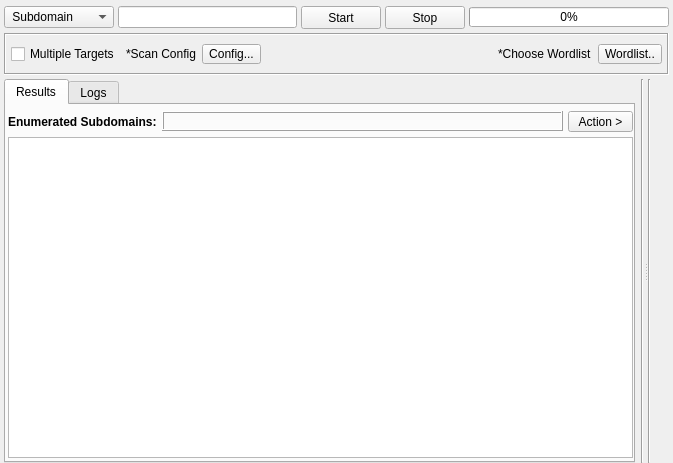
3nock/OTE, file gui/src/engines/brute/Brute.ui: the form before one commit.
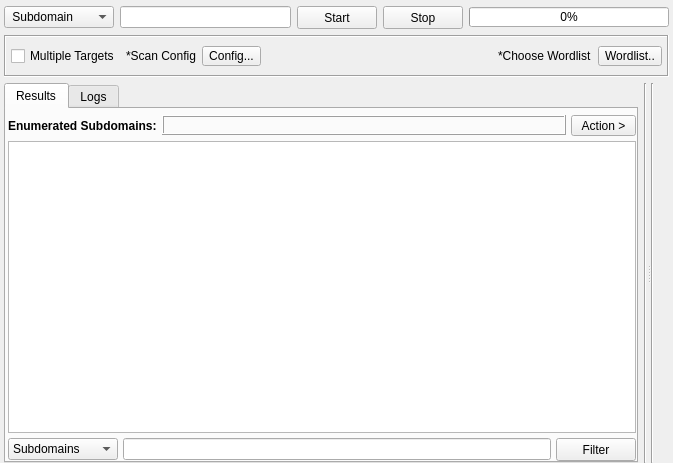
The form after the commit. Custom widgets are drawn as their Qt base class.

```diff
--- a/gui/src/engines/brute/Brute.ui
+++ b/gui/src/engines/brute/Brute.ui
@@ -17,9 +17,6 @@
    <string notr="true"/>
   </property>
   <layout class="QVBoxLayout" name="verticalLayout_2">
-   <property name="spacing">
-    <number>4</number>
-   </property>
    <property name="leftMargin">
     <number>4</number>
    </property>
@@ -297,7 +294,7 @@
             <number>0</number>
            </property>
            <property name="bottomMargin">
-            <number>3</number>
+            <number>0</number>
            </property>
            <item>
             <layout class="QHBoxLayout" name="horizontalLayout_19">
@@ -475,6 +472,46 @@
              </attribute>
             </widget>
            </item>
+           <item>
+            <layout class="QHBoxLayout" name="horizontalLayout_7">
+             <item>
+              <widget class="QComboBox" name="comboBoxFilter">
+               <property name="minimumSize">
+                <size>
+                 <width>110</width>
+                 <height>0</height>
+                </size>
+               </property>
+               <item>
+                <property name="text">
+                 <string>Subdomains</string>
+                </property>
+               </item>
+               <item>
+                <property name="text">
+                 <string>Ip</string>
+                </property>
+               </item>
+              </widget>
+             </item>
+             <item>
+              <widget class="QLineEdit" name="lineEditFilter"/>
+             </item>
+             <item>
+              <widget class="QPushButton" name="buttonFilter">
+               <property name="minimumSize">
+                <size>
+                 <width>75</width>
+                 <height>23</height>
+                </size>
+               </property>
+               <property name="text">
+                <string>Filter</string>
+               </property>
+              </widget>
+             </item>
+            </layout>
+           </item>
           </layout>
          </widget>
          <widget class="QWidget" name="tabLogs">
```
